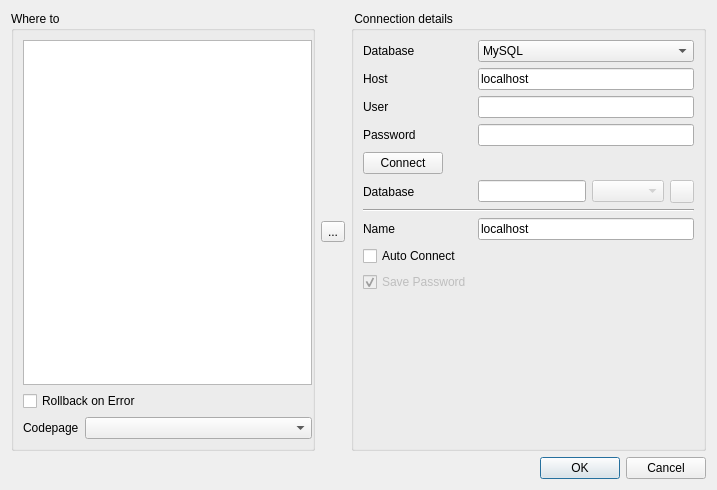
Old version of the form InjectSqlDialog.ui in the repository fritzone/ddm.
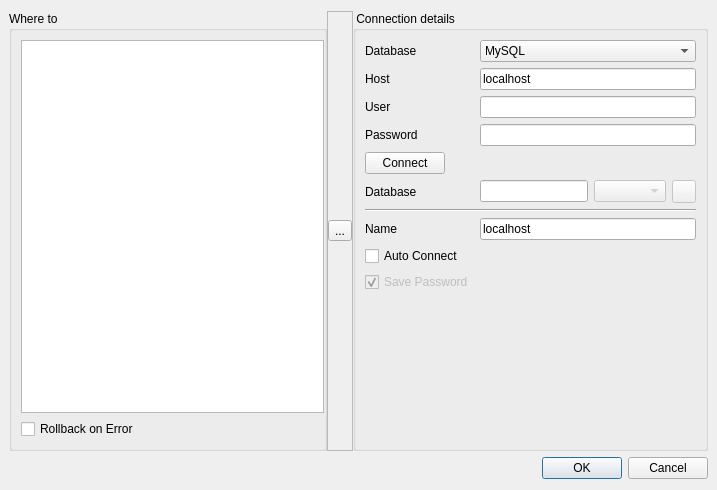
New version of the form. Icons and pictures are not drawn.

What changed in the file:
```diff
--- a/InjectSqlDialog.ui
+++ b/InjectSqlDialog.ui
@@ -14,8 +14,20 @@
    <string>Deploy</string>
   </property>
   <layout class="QVBoxLayout" name="verticalLayout_4">
+   <property name="spacing">
+    <number>6</number>
+   </property>
+   <property name="leftMargin">
+    <number>9</number>
+   </property>
+   <property name="rightMargin">
+    <number>9</number>
+   </property>
    <item>
     <layout class="QHBoxLayout" name="horizontalLayout">
+     <property name="spacing">
+      <number>0</number>
+     </property>
      <item>
       <widget class="QGroupBox" name="grpConnections">
        <property name="title">
@@ -45,41 +57,24 @@
           </property>
          </widget>
         </item>
-        <item>
-         <layout class="QFormLayout" name="formLayout_3">
-          <item row="0" column="1">
-           <widget class="QComboBox" name="cmbCharacterSets"/>
-          </item>
-          <item row="0" column="0">
-           <widget class="QLabel" name="lblCodepage">
-            <property name="text">
-             <string>Codepage</string>
-            </property>
-           </widget>
-          </item>
-         </layout>
-        </item>
-       </layout>
+       </layout>
       </widget>
      </item>
      <item>
-      <layout class="QVBoxLayout" name="verticalLayout">
+      <widget class="QFrame" name="frame">
+       <property name="frameShape">
+        <enum>QFrame::StyledPanel</enum>
+       </property>
+       <property name="frameShadow">
+        <enum>QFrame::Raised</enum>
+       </property>
+       <layout class="QVBoxLayout" name="verticalLayout_2">
        <property name="spacing">
         <number>0</number>
        </property>
-       <item>
-        <spacer name="verticalSpacer_2">
-         <property name="orientation">
-          <enum>Qt::Vertical</enum>
-         </property>
-         <property name="sizeHint" stdset="0">
-          <size>
-           <width>20</width>
-           <height>40</height>
-          </size>
-         </property>
-        </spacer>
-       </item>
+        <property name="margin">
+         <number>0</number>
+        </property>
        <item>
         <widget class="QToolButton" name="btnDetails">
          <property name="toolTip">
@@ -97,20 +92,8 @@
          </property>
         </widget>
        </item>
-       <item>
-        <spacer name="verticalSpacer">
-         <property name="orientation">
-          <enum>Qt::Vertical</enum>
-         </property>
-         <property name="sizeHint" stdset="0">
-          <size>
-           <width>20</width>
-           <height>40</height>
-          </size>
-         </property>
-        </spacer>
-       </item>
-      </layout>
+       </layout>
+      </widget>
      </item>
      <item>
       <widget class="QGroupBox" name="grpConnectionDetails">
```
Left out of the diff: 64 changed lines with no effect on the pictures. Lines whose indentation alone changed are shown as unchanged.
